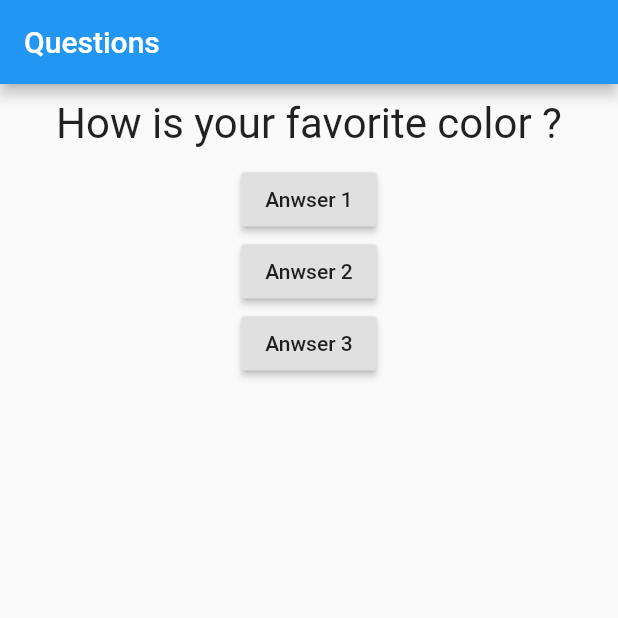
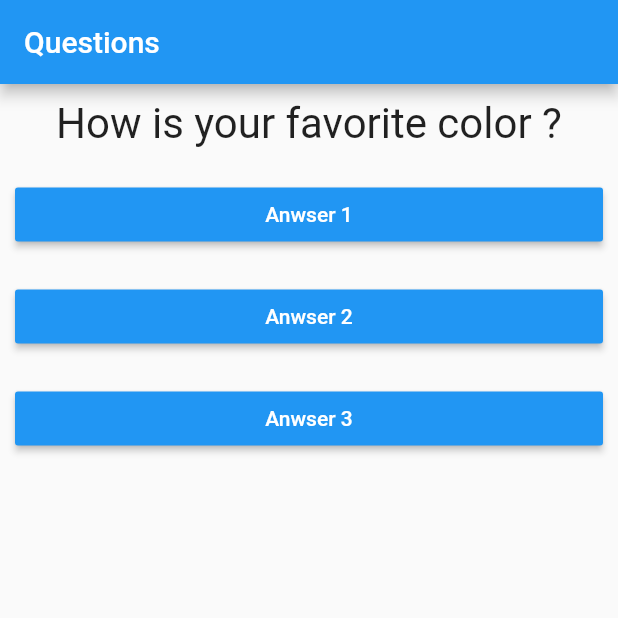
Before and after one commit to robsonoduarte/learn-flutter, a Flutter app: the screen it shows after launch, on a phone screen of 412 x 824 dp, the top half of it. Run offline on Flutter 3.47's test engine with Material 2 defaults, Android fonts, the light colour scheme and no system bars.

Commit message:
answer component

```diff
--- /dev/null
+++ b/flutter-curse/flutter_basic/lib/answer.dart
@@ -0,0 +1,22 @@
+import 'package:flutter/cupertino.dart';
+import 'package:flutter/material.dart';
+
+class Answer extends StatelessWidget {
+  final String text;
+
+  Answer(this.text);
+
+  @override
+  Widget build(BuildContext context) {
+    return Container(
+      width: double.infinity,
+      margin: EdgeInsets.all(10),
+      child: RaisedButton(
+        textColor: Colors.white,
+        color: Colors.blue,
+        child: Text(text),
+        onPressed: (){},
+      ),
+    );
+  }
+}
--- a/flutter-curse/flutter_basic/lib/main.dart
+++ b/flutter-curse/flutter_basic/lib/main.dart
@@ -1,16 +1,19 @@
 import 'package:flutter/material.dart';
+import 'package:flutter_basic/answer.dart';
 import 'package:flutter_basic/question.dart';
 
 main() => runApp(QuestionApp());
 
-class _QuestionAppState extends State<QuestionApp>{
+class _QuestionAppState extends State<QuestionApp> {
   var _questionSelected = 0;
-  void _answer(){
+
+  void _answer() {
     setState(() {
       _questionSelected++;
     });
     print('question answered');
   }
+
   @override
   Widget build(BuildContext context) {
     final questions = [
@@ -22,31 +25,20 @@ class _QuestionAppState extends State<QuestionApp>{
         home: Scaffold(
       appBar: AppBar(
         title: Text('Questions'),
-          ),body: Column(
+      ),
+      body: Column(
         children: [
           Question(questions[_questionSelected]),
-            RaisedButton(
-              child: Text('Anwser 1'),
-              onPressed: _answer,
-            ),
-            RaisedButton(
-              child: Text('Anwser 2'),
-              onPressed: _answer,
-            ),
-            RaisedButton(
-              child: Text('Anwser 3'),
-              onPressed: _answer,
-            ),
+          Answer('Anwser 1'),
+          Answer('Anwser 2'),
+          Answer('Anwser 3'),
         ],
       ),
-        )
-    );
+    ));
   }
 }
 
-
-
-class QuestionApp extends StatefulWidget{
+class QuestionApp extends StatefulWidget {
   @override
   _QuestionAppState createState() {
     return _QuestionAppState();
```
Lines whose indentation alone changed are shown as unchanged.
